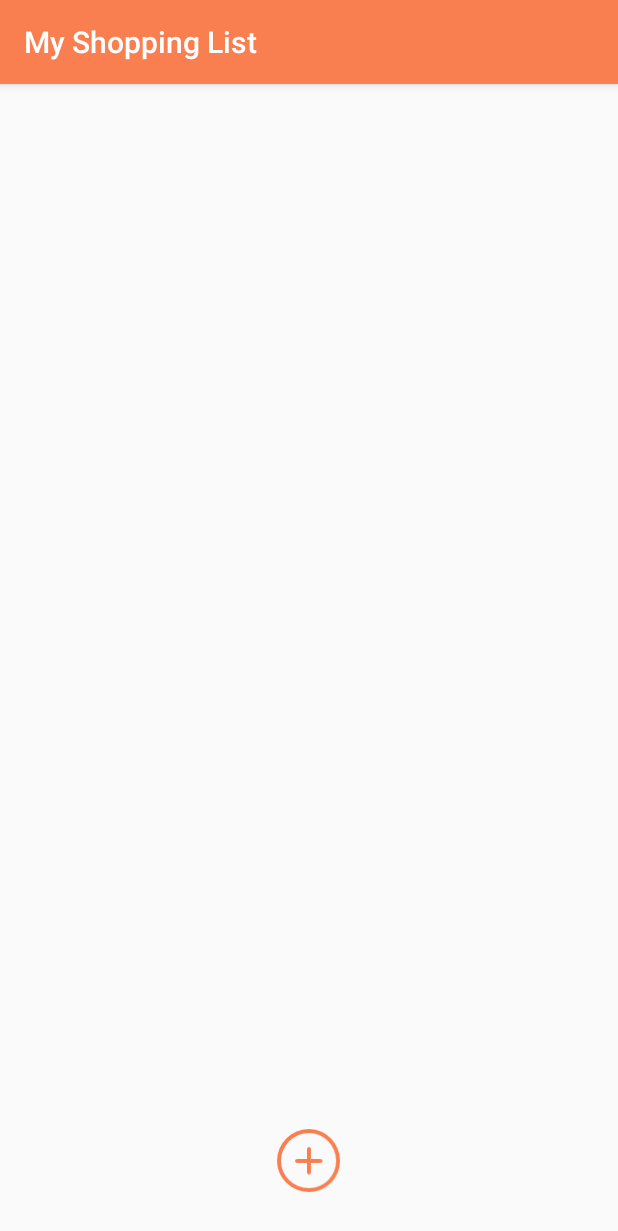
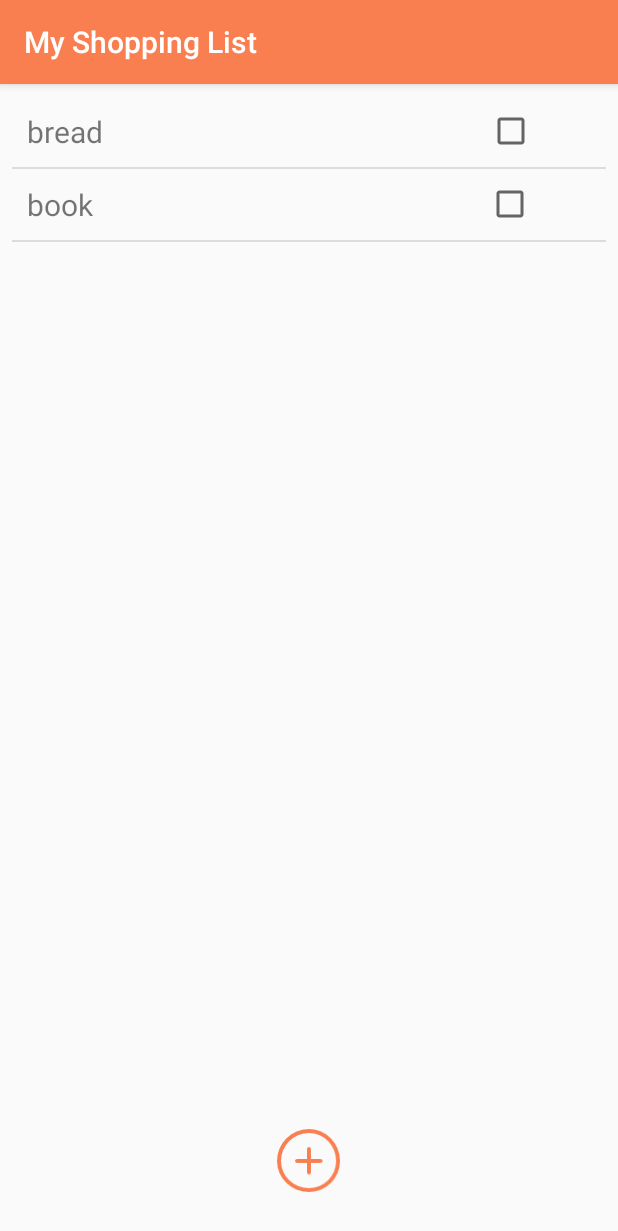
Before and after one commit to MariaJoaoMiraPaulo/URJC-LDM-T2, an Android app: the ShoppingListActivity screen opened directly, with no data from a screen before it, on a phone screen of 412 x 824 dp. Shown: the top 1231 px of the screen. Run offline under Robolectric (Android 15) with nearby library versions, the phone set to English and light mode, and no system bars.

Commit message:
Adding list view for products.

```diff
--- /dev/null
+++ b/app/src/main/java/com/example/mariajoaomirapaulo/myshoppinglist/ProductAdapter.java
@@ -0,0 +1,52 @@
+package com.example.mariajoaomirapaulo.myshoppinglist;
+
+import android.app.Activity;
+import android.content.Context;
+import android.view.LayoutInflater;
+import android.view.View;
+import android.view.ViewGroup;
+import android.widget.BaseAdapter;
+import android.widget.TextView;
+
+import java.util.ArrayList;
+
+public class ProductAdapter extends BaseAdapter{
+
+    private Activity context;
+    private ArrayList<ProductItem> list;
+
+    public ProductAdapter(Activity context, ArrayList<ProductItem> list) {
+        this.context = context;
+        this.list = list;
+    }
+
+    @Override
+    public int getCount() {
+        return list.size();
+    }
+
+    @Override
+    public Object getItem(int position) {
+        return list.get(position);
+    }
+
+    @Override
+    public long getItemId(int position) {
+        return 0;
+    }
+
+    @Override
+    public View getView(int position, View convertView, ViewGroup parent) {
+
+        if(convertView == null){
+            convertView = LayoutInflater.from(context).inflate(R.layout.listview_item, parent, false);
+        }
+
+        ProductItem productItem = (ProductItem) getItem(position);
+        TextView name = (TextView) convertView.findViewById(R.id.productName);
+
+        name.setText(productItem.getName());
+
+        return convertView;
+    }
+}
--- a/app/src/main/java/com/example/mariajoaomirapaulo/myshoppinglist/ShoppingListActivity.java
+++ b/app/src/main/java/com/example/mariajoaomirapaulo/myshoppinglist/ShoppingListActivity.java
@@ -12,25 +12,39 @@ import java.util.ArrayList;
 
 public class ShoppingListActivity extends AppCompatActivity{
 
+    ArrayAdapter<ProductItem> adapter;
+    ArrayList products = new ArrayList<ProductItem>();
+    ListView listProducts;
+
     @Override
     protected void onCreate(@Nullable Bundle savedInstanceState) {
         super.onCreate(savedInstanceState);
         setContentView(R.layout.shopping_list);
 
         ImageButton addProduct = (ImageButton) findViewById(R.id.addIcon);
+        listProducts = (ListView) findViewById(R.id.listProducts);
 
-        final ListView listProducts = (ListView) findViewById(R.id.listProducts);
-        ArrayList products = new ArrayList<ProductItem>();
+        populateProductList();
 
-
-
+        //add new product
         addProduct.setOnClickListener(new View.OnClickListener() {
             @Override
             public void onClick(View v) {
-
+                System.out.println("Add new Item");
             }
         });
 
+    }
 
+    public void populateProductList(){
+
+        //testing list view
+        ProductItem bread = new ProductItem("bread");
+        ProductItem book = new ProductItem("book");
+        products.add(bread);
+        products.add(book);
+
+        ProductAdapter productAdapter = new ProductAdapter(ShoppingListActivity.this, products);
+        listProducts.setAdapter(productAdapter);
     }
 }
--- /dev/null
+++ b/app/src/main/res/layout/listview_item.xml
@@ -0,0 +1,30 @@
+<?xml version="1.0" encoding="utf-8"?>
+<android.support.constraint.ConstraintLayout
+    xmlns:android="http://schemas.android.com/apk/res/android" android:layout_width="match_parent"
+    android:layout_height="match_parent">
+
+    <LinearLayout
+        android:layout_width="match_parent"
+        android:layout_height="match_parent"
+        android:orientation="horizontal"
+        android:weightSum="100">
+
+        <TextView
+            android:id="@+id/productName"
+            android:layout_width="wrap_content"
+            android:layout_height="wrap_content"
+            android:layout_weight="90"
+            android:padding="10dp"
+            android:text="TextView"
+            android:textSize="20sp" />
+
+        <CheckBox
+            android:id="@+id/checkBox"
+            android:layout_width="wrap_content"
+            android:layout_height="wrap_content"
+            android:layout_weight="10"
+            android:padding="10dp"
+            android:textSize="20sp" />
+
+    </LinearLayout>
+</android.support.constraint.ConstraintLayout>
--- a/app/src/main/res/layout/shopping_list.xml
+++ b/app/src/main/res/layout/shopping_list.xml
@@ -42,12 +42,6 @@
             android:layout_weight="20"
             android:scrollbars="none" />
 
-        <ListView
-            android:layout_width="match_parent"
-            android:layout_height="match_parent"
-            android:layout_weight="80"
-            android:scrollbars="none" />
-
     </LinearLayout>
 
 </android.support.constraint.ConstraintLayout>
```
